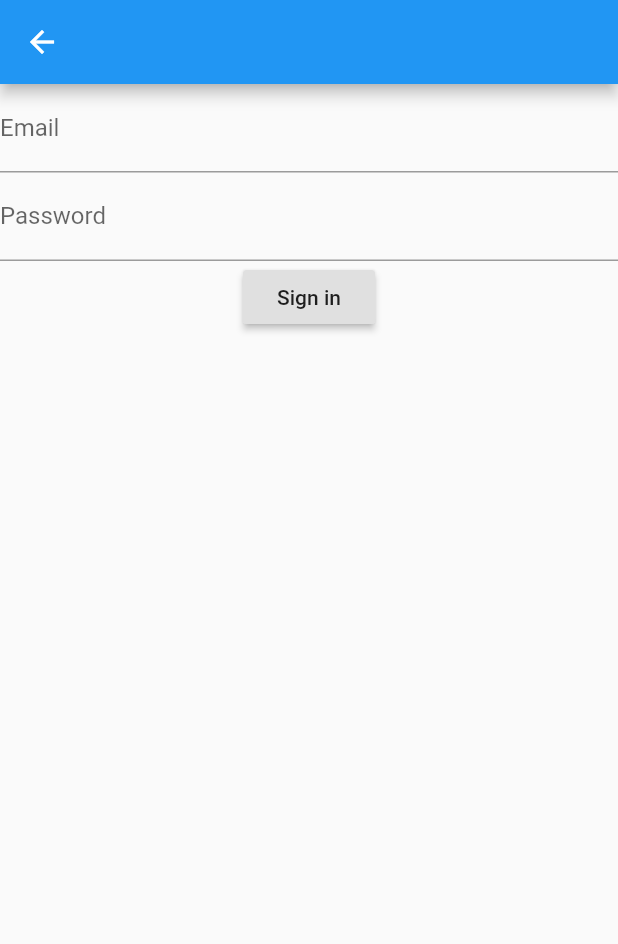
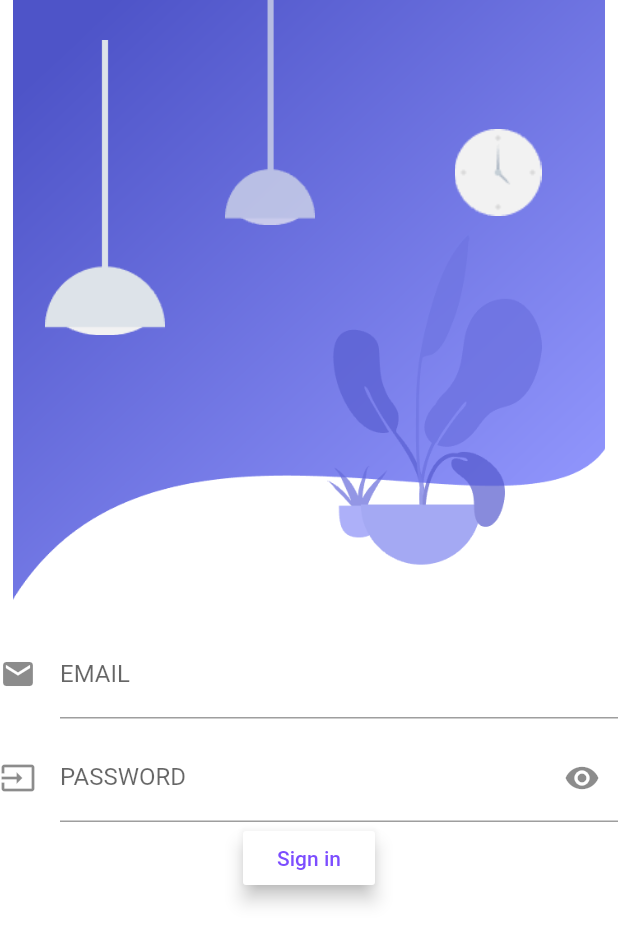
Before and after one commit to anveshrai1999/studapp, a Flutter app: the screen it shows after launch, after a tap on "Student", on a phone screen of 412 x 824 dp. Shown: the top 944 px of the screen. Run offline on Flutter 3.47's test engine with Material 2 defaults, Android fonts, the phone set to English and light mode, and no system bars; our stand-ins replace cloud_firestore, firebase_auth; accounts and stored records are empty.

Commit message:
<Message for the commit>

```diff
--- a/lib/studscreens/StudentSignin.dart
+++ b/lib/studscreens/StudentSignin.dart
@@ -14,8 +14,50 @@ class _LoginPageState extends State<LoginPage> {
   @override
   Widget build(BuildContext context) {
     return new Scaffold(
-      appBar: new AppBar(),
-      body: Form(
+      backgroundColor: Colors.white,
+      body: ListView(children: <Widget>[
+        Container(
+          height: 400,
+          decoration: BoxDecoration(
+              image:
+                  DecorationImage(image: AssetImage('images/background.png'))),
+          child: Stack(
+            children: <Widget>[
+              Positioned(
+                  left: 30,
+                  width: 80,
+                  height: 250,
+                  child: Container(
+                    decoration: BoxDecoration(
+                        image: DecorationImage(
+                            image: AssetImage('images/light-1.png'))),
+                  )),
+              Positioned(
+                  left: 140,
+                  width: 80,
+                  height: 150,
+                  child: Container(
+                    decoration: BoxDecoration(
+                        image: DecorationImage(
+                            image: AssetImage('images/light-2.png'))),
+                  )),
+              Positioned(
+                  right: 40,
+                  top: 40,
+                  width: 80,
+                  height: 150,
+                  child: Container(
+                    decoration: BoxDecoration(
+                        image: DecorationImage(
+                            image: AssetImage('images/clock.png'))),
+                  ))
+            ],
+          ),
+        ),
+        SizedBox(
+          height: 20,
+        ),
+        Form(
             key: _formKey,
             child: Column(
               children: <Widget>[
@@ -24,9 +66,18 @@ class _LoginPageState extends State<LoginPage> {
                     if (input.isEmpty) {
                       return 'Provide an email';
                     }
+                    if (!RegExp(
+                            r"[a-z0-9!#$%&'*+/=?^_`{|}~-]+(?:\.[a-z0-9!#$%&'*+/=?^_`{|}~-]+)*@(?:[a-z0-9](?:[a-z0-9-]*[a-z0-9])?\.)+[a-z0-9](?:[a-z0-9-]*[a-z0-9])?")
+                        .hasMatch(input)) {
+                      return 'please enter a valid email id';
+                    }
                   },
-                decoration: InputDecoration(labelText: 'Email'),
+                  decoration: InputDecoration(
+                      labelText: 'EMAIL', icon: Icon(Icons.email)),
                   onSaved: (input) => _email = input,
+                ),
+                SizedBox(
+                  height: 10,
                 ),
                 TextFormField(
                   validator: (input) {
@@ -34,16 +85,25 @@ class _LoginPageState extends State<LoginPage> {
                       return 'Longer password please';
                     }
                   },
-                decoration: InputDecoration(labelText: 'Password'),
+                  decoration: InputDecoration(labelText: 'PASSWORD',icon: Icon(Icons.input),suffixIcon: Icon(Icons.remove_red_eye,
+                  )),
                   onSaved: (input) => _password = input,
                   obscureText: true,
                 ),
                 RaisedButton(
+                  elevation: 5,
+
+                  color: Colors.white,
                   onPressed: signIn,
-                child: Text('Sign in'),
+                  child: Text('Sign in',
+                  style: TextStyle(
+                    color: Colors.deepPurpleAccent,
+
+                  ),),
                 ),
               ],
             )),
+      ]),
     );
   }
 
--- a/pubspec.yaml
+++ b/pubspec.yaml
@@ -46,6 +46,10 @@ flutter:
   assets:
     - images/animated-student-image-0003.gif
     - images/animated-teacher-image-0002.gif
+    - images/background.png
+    - images/clock.png
+    - images/light-1.png
+    - images/light-2.png
   #  - images/a_dot_burr.jpeg
   #  - images/a_dot_ham.jpeg
 
```
Also changed, not shown: images/background.png (added), images/clock.png (added), images/light-1.png (added), images/light-2.png (added). Lines whose indentation alone changed are shown as unchanged.
